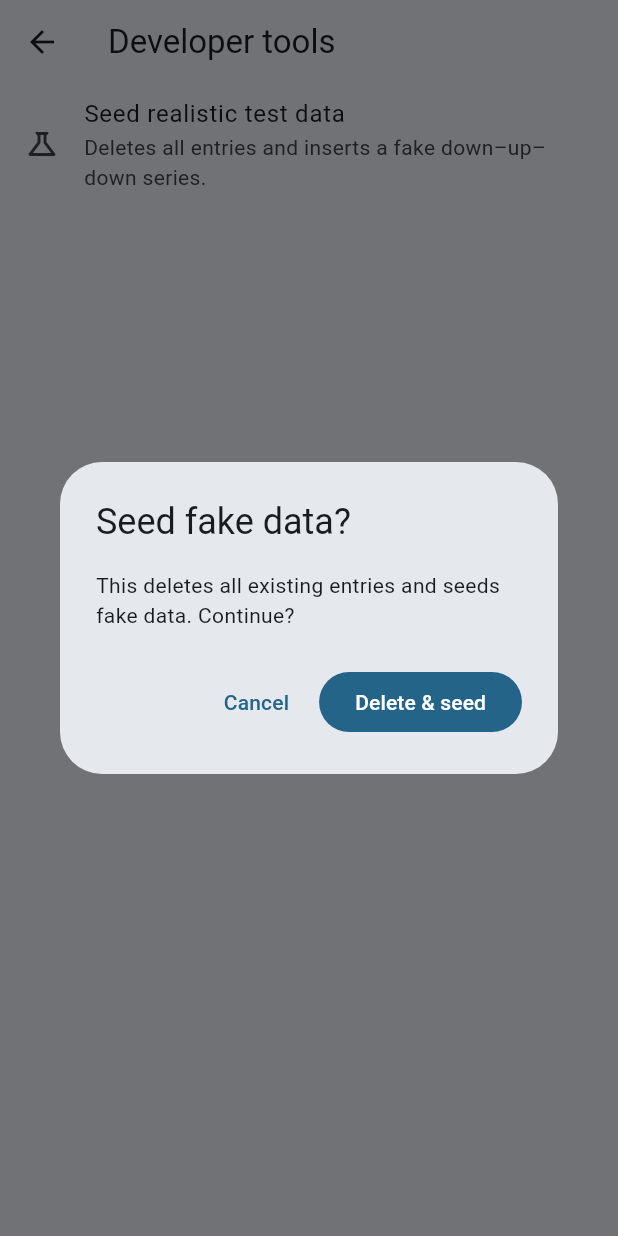
After one commit to tifandrei42/FeatherLog, a Flutter app: the DevMenuScreen screen opened directly, after a tap on "Seed realistic test data", on a phone screen of 412 x 824 dp. The commit adds this screen. Run offline on Flutter 3.47's test engine with Material 3 defaults, Android fonts, the phone set to English and light mode, and no system bars; our stand-ins replace drift, drift_flutter, fl_chart, flutter_riverpod; accounts and stored records are empty; generated files the repository leaves out were written again.

Commit message:
chore(dev): debug-only realistic data seeder (#35)
A development tool to seed a realistic near-daily down–up–down series for
sanity-checking the chart and moving-average overlay.

Hardened so it cannot ship:
- gated behind kDebugMode → tree-shaken out of release builds (verified: the
  dev strings are absent from a `flutter build web --release` bundle).
- lives in lib/dev/ (DevMenuScreen + dev_seed), reached via a debug-only AppBar
  action, not a stray tap on the main toolbar.
- confirmation dialog before the destructive wipe.
- dart:math scoped to lib/dev/dev_seed.dart, out of production code.

Co-authored-by: Andrei Tifrea <i455422@fontysict.nl>

```diff
--- /dev/null
+++ b/lib/dev/dev_menu_screen.dart
@@ -0,0 +1,58 @@
+import 'package:flutter/material.dart';
+import 'package:flutter_riverpod/flutter_riverpod.dart';
+
+import '../providers/database_provider.dart';
+import 'dev_seed.dart';
+
+/// Dev-only tools screen. Only reachable when `kDebugMode` is true (the entry
+/// point in HomeScreen is gated), so it is tree-shaken out of release builds.
+class DevMenuScreen extends ConsumerWidget {
+  const DevMenuScreen({super.key});
+
+  @override
+  Widget build(BuildContext context, WidgetRef ref) {
+    return Scaffold(
+      appBar: AppBar(title: const Text('Developer tools')),
+      body: ListView(
+        children: [
+          ListTile(
+            leading: const Icon(Icons.science_outlined),
+            title: const Text('Seed realistic test data'),
+            subtitle: const Text(
+              'Deletes all entries and inserts a fake down–up–down series.',
+            ),
+            onTap: () => _confirmAndSeed(context, ref),
+          ),
+        ],
+      ),
+    );
+  }
+
+  Future<void> _confirmAndSeed(BuildContext context, WidgetRef ref) async {
+    final messenger = ScaffoldMessenger.of(context);
+    final confirmed = await showDialog<bool>(
+      context: context,
+      builder: (ctx) => AlertDialog(
+        title: const Text('Seed fake data?'),
+        content: const Text(
+          'This deletes all existing entries and seeds fake data. Continue?',
+        ),
+        actions: [
+          TextButton(
+            onPressed: () => Navigator.pop(ctx, false),
+            child: const Text('Cancel'),
+          ),
+          FilledButton(
+            onPressed: () => Navigator.pop(ctx, true),
+            child: const Text('Delete & seed'),
+          ),
+        ],
+      ),
+    );
+    if (confirmed != true) return;
+    await seedRealisticData(ref.read(databaseProvider));
+    messenger.showSnackBar(
+      const SnackBar(content: Text('Seeded realistic test data')),
+    );
+  }
+}
```
Also changed, not shown: lib/dev/dev_seed.dart (added, +37 -0 lines), lib/ui/home_screen.dart (+17 -1 lines).
